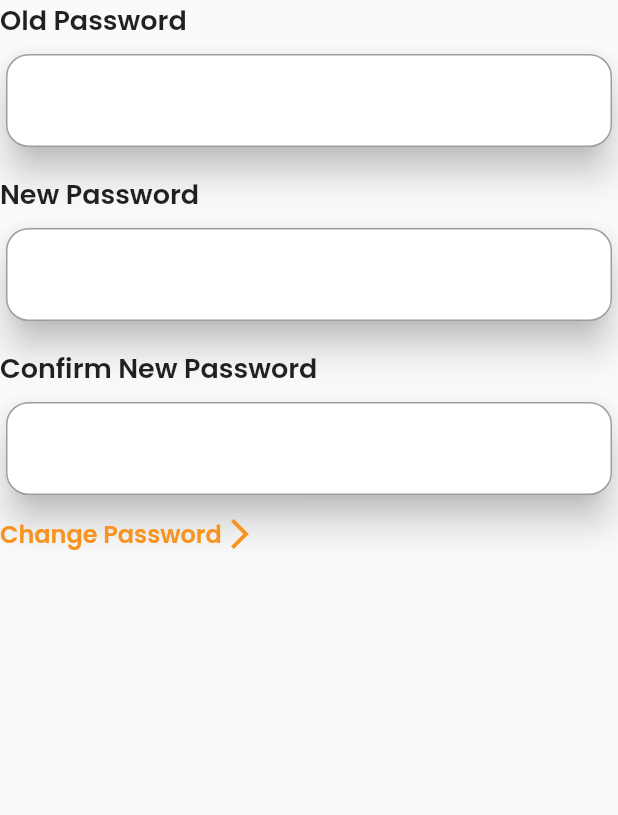
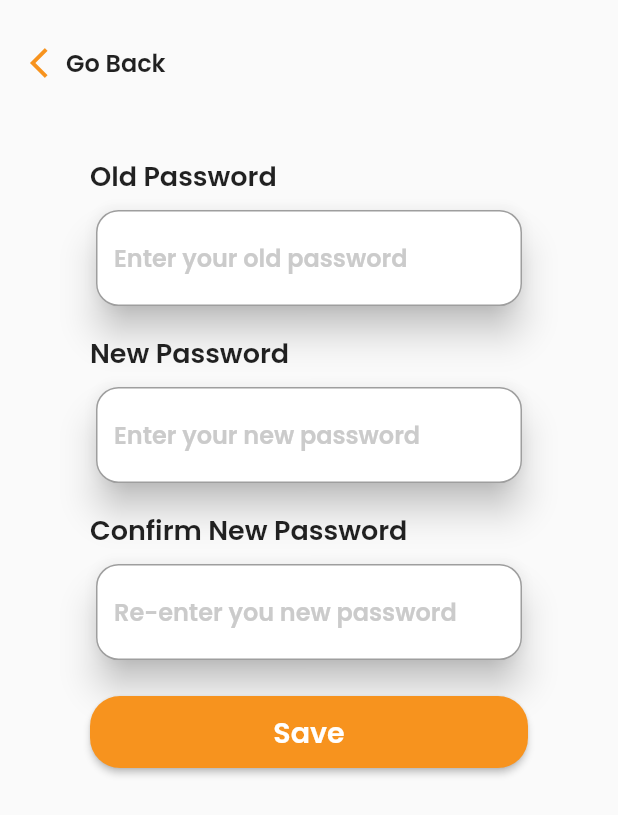
Before and after one commit to charbel-ayrouth/smartfit, a Flutter app: the PasswordForm widget shown alone on an empty page, opened directly, on a phone screen of 412 x 824 dp. Shown: the top 815 px of the screen. Run offline on Flutter 3.47's test engine with Material 2 defaults, Android fonts, the phone set to English and light mode, and no system bars; our stand-ins replace cloud_firestore, firebase_auth, firebase_core, flutter_spinkit; missing offline and left inert: dart:ffi; accounts and stored records are empty.

Commit message:
user can update password

```diff
--- a/lib/screens/authenticate/register.dart
+++ b/lib/screens/authenticate/register.dart
@@ -20,8 +20,6 @@ class Register extends StatefulWidget {
 
 class _RegisterState extends State<Register> {
   final AuthService _auth = AuthService();
-  final ProfileServices _profileServices =
-      ProfileServices(authenticate: AuthService().auth);
 
   //we are going to use this key to identify our form
   final _formKey = GlobalKey<FormState>();
--- a/lib/screens/authenticate/sign_in.dart
+++ b/lib/screens/authenticate/sign_in.dart
@@ -1,8 +1,6 @@
 // ignore_for_file: prefer_const_constructors
 
-import 'package:firebase_auth/firebase_auth.dart';
 import 'package:flutter/material.dart';
-import 'package:smartfit/screens/authenticate/register.dart';
 import 'package:smartfit/services/auth.dart';
 import 'package:smartfit/screens/authenticate/components/account_check.dart';
 import 'package:smartfit/screens/authenticate/components/rounded_button.dart';
--- a/lib/screens/edit_profile/components/password_form.dart
+++ b/lib/screens/edit_profile/components/password_form.dart
@@ -1,27 +1,45 @@
 import 'package:flutter/material.dart';
-import 'package:smartfit/screens/edit_profile/components/change_password_button.dart';
+import 'package:smartfit/screens/edit_profile/components/save_button.dart';
 import 'package:smartfit/screens/edit_profile/components/text_field_input.dart';
+import 'package:smartfit/screens/profile/components/go_back_button.dart';
+import 'package:smartfit/services/profile_services.dart';
 
 class PasswordForm extends StatefulWidget {
   @override
   State<PasswordForm> createState() => _PasswordFormState();
 }
 
-late String oldPassword;
-late String newPassword;
-late String confirmNewPassword;
+class _PasswordFormState extends State<PasswordForm> {
+  final _formKey = GlobalKey<FormState>();
+  final ProfileServices _profileServices = ProfileServices();
+  late bool checkCurrentPasswordValid;
+  String oldPass = "";
+  String newPass = "";
+  String error = "";
+  String confirmPass = "";
 
-class _PasswordFormState extends State<PasswordForm> {
   @override
   Widget build(BuildContext context) {
     return Container(
+      height: double.infinity,
       alignment: Alignment.center,
       child: Column(
         children: [
+          const SizedBox(height: 30.0),
+          Container(
+              padding: const EdgeInsets.only(left: 20.0),
+              child: GoBackButton(displayText: "Go Back")),
+          Container(
+            padding:
+                const EdgeInsets.symmetric(vertical: 20.0, horizontal: 60.0),
+            child: Form(
+              key: _formKey,
+              child: Column(
+                // mainAxisAlignment: MainAxisAlignment.center,
+                children: [
+                  const SizedBox(height: 30.0),
                   Row(
-            children: [
-              Column(
-                children: const <Widget>[
+                    children: const [
                       Text(
                         "Old Password",
                         style: TextStyle(
@@ -31,19 +49,22 @@ class _PasswordFormState extends State<PasswordForm> {
                       ),
                     ],
                   ),
-            ],
-          ),
                   const SizedBox(height: 5.0),
-          TextFieldInput(onChanged: (value) {
-            setState(() {
-              newPassword = value;
-            });
+                  TextFieldInput(
+                      obscure: true,
+                      text: "Enter your old password",
+                      validator: (value) {
+                        if (value!.length < 6) {
+                          return 'Enter a password 6+ char long';
+                        }
+                        return null;
+                      },
+                      onChanged: (value) {
+                        setState(() => oldPass = value);
                       }),
                   const SizedBox(height: 14),
                   Row(
-            children: [
-              Column(
-                children: const <Widget>[
+                    children: const [
                       Text(
                         "New Password",
                         style: TextStyle(
@@ -53,13 +74,18 @@ class _PasswordFormState extends State<PasswordForm> {
                       ),
                     ],
                   ),
-            ],
-          ),
                   const SizedBox(height: 5.0),
-          TextFieldInput(onChanged: (value) {
-            setState(() {
-              newPassword = value;
-            });
+                  TextFieldInput(
+                      obscure: true,
+                      text: "Enter your new password",
+                      validator: (value) {
+                        if (value!.length < 6) {
+                          return 'Enter a password 6+ char long';
+                        }
+                        return null;
+                      },
+                      onChanged: (value) {
+                        setState(() => newPass = value);
                       }),
                   const SizedBox(height: 14),
                   Row(
@@ -78,13 +104,51 @@ class _PasswordFormState extends State<PasswordForm> {
                     ],
                   ),
                   const SizedBox(height: 5.0),
-          TextFieldInput(onChanged: (value) {
+                  TextFieldInput(
+                      obscure: true,
+                      text: "Re-enter you new password",
+                      validator: (value) {
+                        if (value!.length < 6) {
+                          return 'Enter a password 6+ char long';
+                        }
+                        if (value != newPass) {
+                          return "Not Match";
+                        }
+                        return null;
+                      },
+                      onChanged: (value) {
+                        setState(() => confirmPass = value);
+                      }),
+                  const SizedBox(height: 20.0),
+                  SaveButton(
+                    onPress: () async {
+                      if (_formKey.currentState!.validate()) {
+                        checkCurrentPasswordValid = await _profileServices
+                            .validateCurrentPassword(oldPass);
+                        if (checkCurrentPasswordValid == false) {
                           setState(() {
-              newPassword = value;
+                            error = "password doesnt match";
                           });
-          }),
-          const SizedBox(height: 10.0),
-          ChangePasswordButton()
+                        }
+                        if (checkCurrentPasswordValid == true) {
+                          await _profileServices.updatePassword(newPass);
+                          Navigator.of(context).pop();
+                        }
+                      }
+                    },
+                  ),
+                  SizedBox(height: 20.0),
+                  Text(
+                    error,
+                    style: const TextStyle(
+                      color: Colors.red,
+                      fontSize: 14.0,
+                    ),
+                  ),
+                ],
+              ),
+            ),
+          ),
         ],
       ),
     );
--- a/lib/screens/edit_profile/components/save_button.dart
+++ b/lib/screens/edit_profile/components/save_button.dart
@@ -14,7 +14,7 @@ class SaveButton extends StatelessWidget {
         Expanded(
           child: ElevatedButton(
             onPressed: onPress,
-            child: Text(
+            child: const Text(
               "Save",
               style: TextStyle(
                 fontSize: 19.0,
--- a/lib/screens/edit_profile/components/text_field_input.dart
+++ b/lib/screens/edit_profile/components/text_field_input.dart
@@ -1,14 +1,21 @@
 import 'package:flutter/material.dart';
+import 'package:smartfit/shared/constants.dart';
 
 class TextFieldInput extends StatelessWidget {
+  final String? text;
   final bool? enabled;
   final String? value;
+  final TextEditingController? controller;
   final String? Function(String?)? validator;
+  final bool obscure;
   final void Function(String)? onChanged;
   const TextFieldInput({
+    this.text,
     this.value,
     this.validator,
     this.enabled,
+    this.controller,
+    this.obscure = false,
     required this.onChanged,
   });
 
@@ -24,13 +31,15 @@ class TextFieldInput extends StatelessWidget {
         initialValue: value,
         validator: validator,
         onChanged: onChanged,
+        controller: controller,
+        obscureText: obscure,
         decoration: InputDecoration(
-          // hintText: text,
-          // hintStyle: TextStyle(
-          //   fontSize: 16.0,
-          //   fontWeight: FontWeight.w600,
-          //   color: Color(0x99CBCBCB),
-          // ),
+          hintText: text,
+          hintStyle: const TextStyle(
+            fontSize: 16.0,
+            fontWeight: FontWeight.w600,
+            color: kHintTextColor,
+          ),
           border: OutlineInputBorder(
             borderRadius: BorderRadius.circular(15.0),
           ),
--- a/lib/screens/edit_profile/edit_profile_page.dart
+++ b/lib/screens/edit_profile/edit_profile_page.dart
@@ -36,10 +36,10 @@ class _EditProfileState extends State<EditProfile> {
 
     void _showPasswordForm() {
       showModalBottomSheet(
+          isScrollControlled: true,
           context: context,
           builder: (context) {
             return Container(
-              padding: EdgeInsets.symmetric(vertical: 20.0, horizontal: 60.0),
               child: PasswordForm(),
             );
           });
@@ -65,7 +65,7 @@ class _EditProfileState extends State<EditProfile> {
                                 mainAxisAlignment:
                                     MainAxisAlignment.spaceBetween,
                                 children: <Widget>[
-                                  GoBackButton(),
+                                  GoBackButton(displayText: "Edit Account"),
                                   Logo(),
                                 ],
                               ),
--- a/lib/screens/profile/components/go_back_button.dart
+++ b/lib/screens/profile/components/go_back_button.dart
@@ -2,27 +2,28 @@ import 'package:flutter/material.dart';
 import 'package:smartfit/shared/constants.dart';
 
 class GoBackButton extends StatelessWidget {
+  final String displayText;
+  GoBackButton({required this.displayText});
+
   @override
   Widget build(BuildContext context) {
     return GestureDetector(
       onTap: () => Navigator.pop(context),
-      child: Container(
       child: Row(
         children: <Widget>[
-            Icon(
+          const Icon(
             Icons.arrow_back_ios,
             color: kPrimaryColor,
           ),
           Text(
-              "Edit Account",
-              style: TextStyle(
+            displayText,
+            style: const TextStyle(
               fontWeight: FontWeight.w600,
               fontSize: 16.0,
             ),
           ),
         ],
       ),
-      ),
     );
   }
 }
--- a/lib/shared/constants.dart
+++ b/lib/shared/constants.dart
@@ -15,3 +15,4 @@ const kPrimaryColor = Color(0xFFF7931E);
 const kSecondaryOrange = Color(0x99F7931E);
 const kInputColor = Color(0xFFfcd9b0);
 const kGrey = Color(0x75919191);
+const kHintTextColor = Color(0xFFCBCBCB);
```
Also changed, not shown: lib/services/profile_services.dart (+31 -9 lines). Lines whose indentation alone changed are shown as unchanged.
